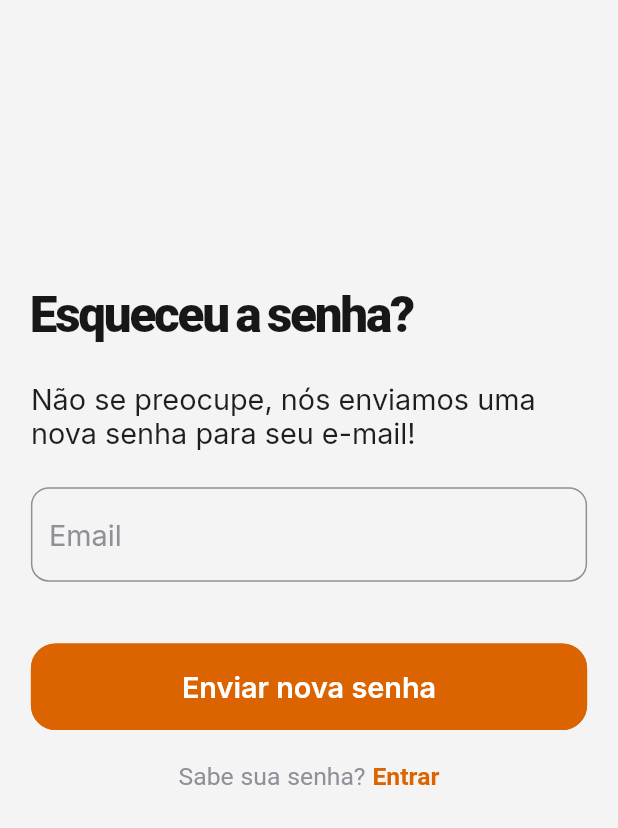
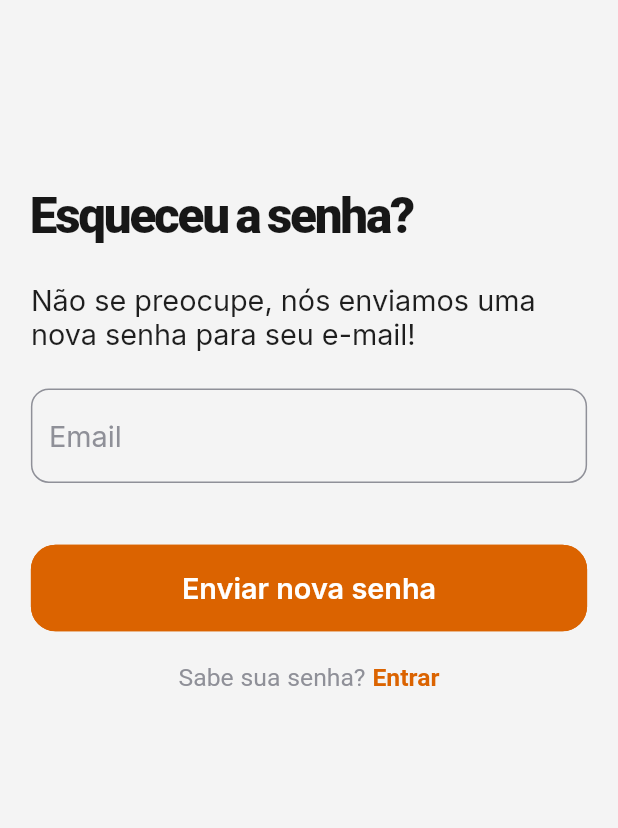
Before and after one commit to Bolao-do-Frango/bolao-do-frango-app, a Flutter app: the ForgetPasswordPage screen opened by its route, on a phone screen of 412 x 824 dp, the part 408-1236 px from its top. Run offline on Flutter 3.47's test engine with Material 2 defaults, Android fonts, the phone set to English and light mode, and no system bars; our stand-ins replace dots_indicator, firebase_auth, firebase_core, flutter_mobx, flutter_modular, google_fonts and 3 more; missing offline and left inert: validatorless; accounts and stored records are empty; generated files the repository leaves out were written again.

Commit message:
:recycle: Adding FirebaseAuth in core > shared

```diff
--- a/lib/app/features/auth/exceptions/register.exception.dart
+++ b/lib/app/core/shared/firebase/exceptions/firebase_auth_exception.dart
@@ -3,3 +3,9 @@
 
   RegisterException(this.message);
 }
+
+class LoginException implements Exception {
+  final String message;
+
+  LoginException(this.message);
+}
--- a/lib/app/features/auth/exceptions/login.exception.dart
+++ /dev/null
@@ -1,5 +0,0 @@
-class LoginException implements Exception {
-  final String message;
-
-  LoginException(this.message);
-}
--- a/lib/app/features/auth/pages/components/form_register.component.dart
+++ b/lib/app/features/auth/pages/components/form_register.component.dart
@@ -103,7 +103,7 @@
                   const SnackBar(
                     backgroundColor: TokenColors.kRed,
                     behavior: SnackBarBehavior.floating,
-                    content: Text('Verifique os campos preenchido acima!'),
+                    content: Text('Verifique os campos preenchidos acima!'),
                   ),
                 );
               }
--- a/lib/app/features/auth/pages/components/form_register_pix.component.dart
+++ b/lib/app/features/auth/pages/components/form_register_pix.component.dart
@@ -104,7 +104,7 @@
                   const SnackBar(
                     backgroundColor: TokenColors.kRed,
                     behavior: SnackBarBehavior.floating,
-                    content: Text('Verifique os campos preenchido acima!'),
+                    content: Text('Verifique os campos preenchidos acima!'),
                   ),
                 );
               }
--- a/lib/app/features/auth/pages/forget_password.page.dart
+++ b/lib/app/features/auth/pages/forget_password.page.dart
@@ -2,6 +2,7 @@
 import 'package:sizer/sizer.dart';
 
 import '../../../core/design/components/logo.component.dart';
+import '../../../core/design/widgets/scaffold.dart';
 import 'components/bottom_forget_password.component.dart';
 
 class ForgetPasswordPage extends StatelessWidget {
@@ -11,13 +12,9 @@
   Widget build(BuildContext context) {
     return GestureDetector(
       onTap: () => FocusScope.of(context).requestFocus(FocusNode()),
-      child: Scaffold(
-        body: Padding(
-          padding: EdgeInsets.symmetric(
-            horizontal: 5.w,
-            vertical: 3.h,
-          ),
-          child: Column(
+      child: CustomScaffold(
+        isEnableScroll: true,
+        body: Column(
           mainAxisAlignment: MainAxisAlignment.spaceBetween,
           crossAxisAlignment: CrossAxisAlignment.start,
           children: <Widget>[
@@ -25,13 +22,13 @@
               children: <Widget>[
                 SizedBox(height: 10.h),
                 const LogoComponent.medium(),
+                SizedBox(height: 15.h),
               ],
             ),
             BottomForgetPasswordComponent(),
           ],
         ),
       ),
-      ),
     );
   }
 }
--- a/lib/app/features/splash/pages/splash.page.dart
+++ b/lib/app/features/splash/pages/splash.page.dart
@@ -23,6 +23,7 @@
     super.initState();
     _controller = Modular.get<SplashController>();
     Future.delayed(const Duration(seconds: 3)).then((_) {
+      _controller.getUser();
       if (_controller.screenStatus == ScreenStatus.success) {
         Modular.to.pushReplacementNamed('/home/');
       } else {
--- a/lib/app/features/splash/splash.module.dart
+++ b/lib/app/features/splash/splash.module.dart
@@ -2,13 +2,11 @@
 
 import 'controllers/splash.controller.dart';
 import 'pages/splash.page.dart';
-import 'repositories/splash.repository.dart';
 
 class SplashModule extends Module {
   @override
   List<Bind> get binds => [
-        Bind.factory<SplashRepository>((i) => SplashRepository()),
-        Bind.factory<SplashController>((i) => SplashController(i.get())),
+        Bind.factory<SplashController>((i) => SplashController()),
       ];
 
   @override
```
Also changed, not shown: lib/app/core/shared/firebase/datasources/firebase_auth_datasource.dart (added, +43 -0 lines), lib/app/features/auth/auth.module.dart (+2 -6 lines), lib/app/features/auth/controllers/login.controller.dart (+3 -7 lines), lib/app/features/auth/controllers/register.controller.dart (+4 -7 lines), lib/app/features/auth/repositories/login.repository.dart (deleted, +0 -22 lines), lib/app/features/auth/repositories/register.repository.dart (deleted, +0 -24 lines), lib/app/features/splash/controllers/splash.controller.dart (+5 -9 lines), lib/app/features/splash/repositories/splash.repository.dart (deleted, +0 -7 lines), lib/app/features/splash/controllers/splash.controller.g.dart, 2 other files. Lines whose indentation alone changed are shown as unchanged.
